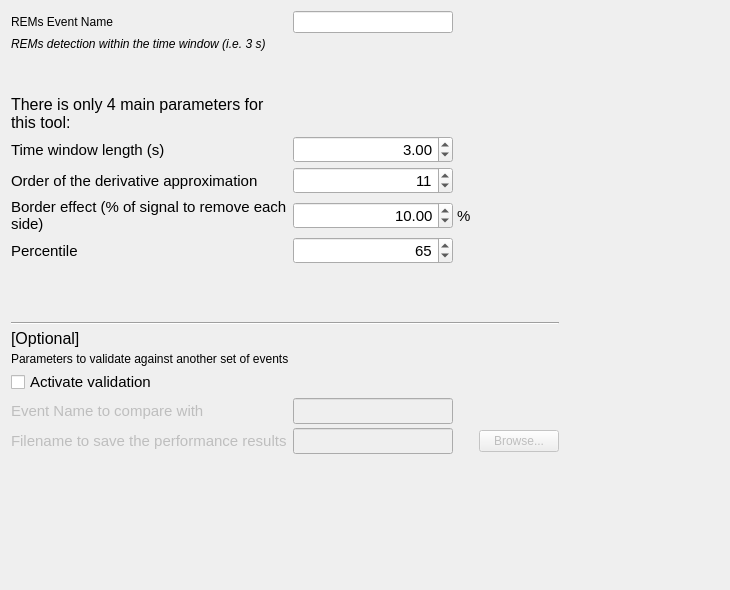
Qt form tools/RapidEyeMovementTools/REMsDetectorYASA/DetectorStep/Ui_DetectorStep.ui (mhazad99/Rapid-Eye-Movement) before a commit.
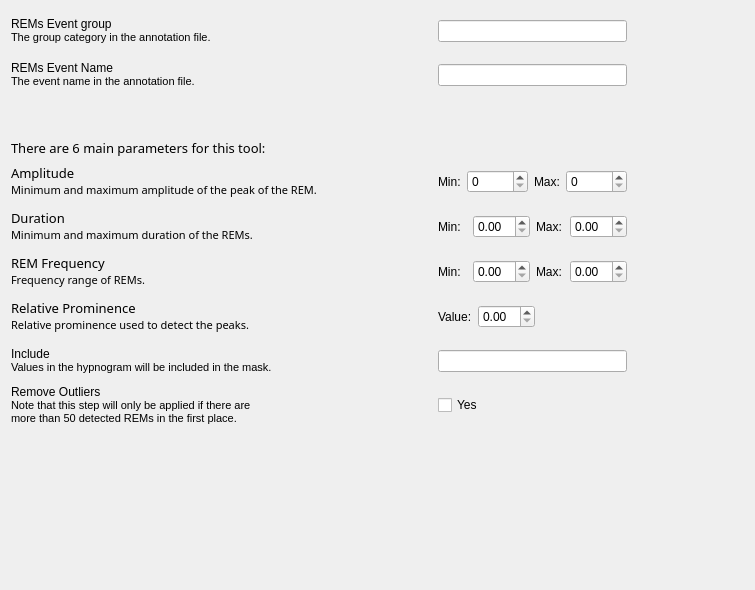
The same form after that commit.

Commit message: The UI of the REMsDetectorYASA tool is ready

What changed in the file:
```diff
--- a/tools/RapidEyeMovementTools/REMsDetectorYASA/DetectorStep/Ui_DetectorStep.ui
+++ b/tools/RapidEyeMovementTools/REMsDetectorYASA/DetectorStep/Ui_DetectorStep.ui
@@ -5,284 +5,23 @@
    <rect>
     <x>0</x>
     <y>0</y>
-    <width>730</width>
+    <width>755</width>
     <height>590</height>
    </rect>
   </property>
   <property name="windowTitle">
    <string />
   </property>
-  <layout class="QVBoxLayout" name="verticalLayout">
-   <property name="spacing">
-    <number>25</number>
-   </property>
-   <item>
+  <property name="styleSheet">
+   <string>font: 10pt &quot;Roboto-Regular&quot;;</string>
+  </property>
+  <layout class="QGridLayout" name="gridLayout_2">
+   <item row="0" column="0">
     <layout class="QGridLayout" name="gridLayout">
      <property name="spacing">
       <number>4</number>
      </property>
-     <item row="4" column="0">
-      <widget class="QLabel" name="label">
-       <property name="maximumSize">
-        <size>
-         <width>16777215</width>
-         <height>16777215</height>
-        </size>
-       </property>
-       <property name="font">
-        <font>
-         <pointsize>12</pointsize>
-        </font>
-       </property>
-       <property name="text">
-        <string>There is only 4 main parameters for this tool:</string>
-       </property>
-       <property name="wordWrap">
-        <bool>true</bool>
-       </property>
-      </widget>
-     </item>
-     <item row="17" column="0">
-      <widget class="QCheckBox" name="validation_checkBox">
-       <property name="maximumSize">
-        <size>
-         <width>16777215</width>
-         <height>16777215</height>
-        </size>
-       </property>
-       <property name="font">
-        <font>
-         <pointsize>11</pointsize>
-        </font>
-       </property>
-       <property name="text">
-        <string>Activate validation</string>
-       </property>
-      </widget>
-     </item>
-     <item row="19" column="0">
-      <widget class="QLabel" name="filename_label">
-       <property name="enabled">
-        <bool>false</bool>
-       </property>
-       <property name="maximumSize">
-        <size>
-         <width>16777215</width>
-         <height>16777215</height>
-        </size>
-       </property>
-       <property name="font">
-        <font>
-         <pointsize>11</pointsize>
-        </font>
-       </property>
-       <property name="text">
-        <string>Filename to save the performance results</string>
-       </property>
-      </widget>
-     </item>
-     <item row="19" column="4">
-      <widget class="QPushButton" name="filename_pushButton">
-       <property name="enabled">
-        <bool>false</bool>
-       </property>
-       <property name="maximumSize">
-        <size>
-         <width>95</width>
-         <height>16777215</height>
-        </size>
-       </property>
-       <property name="text">
-        <string>Browse...</string>
-       </property>
-      </widget>
-     </item>
-     <item row="18" column="1">
-      <widget class="QLineEdit" name="event_name_lineEdit">
-       <property name="enabled">
-        <bool>false</bool>
-       </property>
-       <property name="maximumSize">
-        <size>
-         <width>300</width>
-         <height>16777215</height>
-        </size>
-       </property>
-       <property name="font">
-        <font>
-         <pointsize>11</pointsize>
-        </font>
-       </property>
-       <property name="alignment">
-        <set>Qt::AlignRight|Qt::AlignTrailing|Qt::AlignVCenter</set>
-       </property>
-      </widget>
-     </item>
-     <item row="8" column="1">
-      <widget class="QSpinBox" name="percentile_spinBox">
-       <property name="maximumSize">
-        <size>
-         <width>300</width>
-         <height>16777215</height>
-        </size>
-       </property>
-       <property name="font">
-        <font>
-         <pointsize>11</pointsize>
-        </font>
-       </property>
-       <property name="alignment">
-        <set>Qt::AlignRight|Qt::AlignTrailing|Qt::AlignVCenter</set>
-       </property>
-       <property name="maximum">
-        <number>100</number>
-       </property>
-       <property name="value">
-        <number>65</number>
-       </property>
-      </widget>
-     </item>
-     <item row="1" column="0">
-      <widget class="QLabel" name="label_9">
-       <property name="maximumSize">
-        <size>
-         <width>16777215</width>
-         <height>16777215</height>
-        </size>
-       </property>
-       <property name="text">
-        <string>REMs Event Name</string>
-       </property>
-      </widget>
-     </item>
-     <item row="8" column="0">
-      <widget class="QLabel" name="label_4">
-       <property name="maximumSize">
-        <size>
-         <width>16777215</width>
-         <height>16777215</height>
-        </size>
-       </property>
-       <property name="font">
-        <font>
-         <pointsize>11</pointsize>
-        </font>
-       </property>
-       <property name="text">
-        <string>Percentile</string>
-       </property>
-      </widget>
-     </item>
-     <item row="11" column="0">
-      <widget class="QLabel" name="label_7">
-       <property name="maximumSize">
-        <size>
-         <width>16777215</width>
-         <height>16777215</height>
-        </size>
-       </property>
-       <property name="font">
-        <font>
-         <pointsize>12</pointsize>
-        </font>
-       </property>
-       <property name="text">
-        <string>[Optional]</string>
-       </property>
-       <property name="wordWrap">
-        <bool>true</bool>
-       </property>
-      </widget>
-     </item>
      <item row="6" column="0">
-      <widget class="QLabel" name="label_2">
-       <property name="maximumSize">
-        <size>
-         <width>16777215</width>
-         <height>16777215</height>
-        </size>
-       </property>
-       <property name="font">
-        <font>
-         <pointsize>11</pointsize>
-        </font>
-       </property>
-       <property name="text">
-        <string>Order of the derivative approximation</string>
-       </property>
-      </widget>
-     </item>
-     <item row="5" column="1">
-      <widget class="QDoubleSpinBox" name="window_sec_doubleSpinBox">
-       <property name="maximumSize">
-        <size>
-         <width>300</width>
-         <height>16777215</height>
-        </size>
-       </property>
-       <property name="font">
-        <font>
-         <pointsize>11</pointsize>
-        </font>
-       </property>
-       <property name="toolTip">
-        <string>&lt;html&gt;&lt;head/&gt;&lt;body&gt;&lt;p&gt;Must be a divider of the sleep stage's window lenght (30 sec in most case)&lt;/p&gt;&lt;/body&gt;&lt;/html&gt;</string>
-       </property>
-       <property name="alignment">
-        <set>Qt::AlignRight|Qt::AlignTrailing|Qt::AlignVCenter</set>
-       </property>
-       <property name="value">
-        <double>3.000000000000000</double>
-       </property>
-      </widget>
-     </item>
-     <item row="7" column="2">
-      <widget class="QLabel" name="label_5">
-       <property name="font">
-        <font>
-         <pointsize>11</pointsize>
-        </font>
-       </property>
-       <property name="text">
-        <string>%</string>
-       </property>
-      </widget>
-     </item>
-     <item row="19" column="1">
-      <widget class="QLineEdit" name="filename_lineEdit">
-       <property name="enabled">
-        <bool>false</bool>
-       </property>
-       <property name="maximumSize">
-        <size>
-         <width>300</width>
-         <height>16777215</height>
-        </size>
-       </property>
-       <property name="font">
-        <font>
-         <pointsize>11</pointsize>
-        </font>
-       </property>
-       <property name="alignment">
-        <set>Qt::AlignRight|Qt::AlignTrailing|Qt::AlignVCenter</set>
-       </property>
-      </widget>
-     </item>
-     <item row="20" column="0">
-      <spacer name="verticalSpacer">
-       <property name="orientation">
-        <enum>Qt::Vertical</enum>
-       </property>
-       <property name="sizeHint" stdset="0">
-        <size>
-         <width>20</width>
-         <height>40</height>
-        </size>
-       </property>
-      </spacer>
-     </item>
-     <item row="7" column="0">
       <widget class="QLabel" name="label_3">
        <property name="maximumSize">
         <size>
@@ -292,107 +31,69 @@
        </property>
        <property name="font">
         <font>
-         <pointsize>11</pointsize>
+         <family>Roboto-Regular</family>
+         <pointsize>10</pointsize>
+         <weight>50</weight>
+         <italic>false</italic>
+         <bold>false</bold>
         </font>
        </property>
+       <property name="lineWidth">
+        <number>0</number>
+       </property>
        <property name="text">
-        <string>Border effect (% of signal to remove each side)</string>
+        <string>&lt;html&gt;&lt;head/&gt;&lt;body&gt;&lt;p&gt;REM Frequency&lt;br/&gt;&lt;span style=&quot; font-size:8pt;&quot;&gt;Frequency range of REMs.&lt;/span&gt;&lt;/p&gt;&lt;/body&gt;&lt;/html&gt;</string>
        </property>
        <property name="wordWrap">
         <bool>true</bool>
        </property>
       </widget>
      </item>
-     <item row="5" column="0">
-      <widget class="QLabel" name="label_8">
-       <property name="font">
-        <font>
-         <pointsize>11</pointsize>
-        </font>
+     <item row="5" column="2">
+      <widget class="QFrame" name="frame_2">
+       <property name="frameShape">
+        <enum>QFrame::NoFrame</enum>
        </property>
-       <property name="text">
-        <string>Time window length (s)</string>
+       <property name="frameShadow">
+        <enum>QFrame::Raised</enum>
        </property>
-      </widget>
-     </item>
-     <item row="6" column="1">
-      <widget class="QSpinBox" name="order_spinBox">
-       <property name="maximumSize">
-        <size>
-         <width>300</width>
-         <height>16777215</height>
-        </size>
+       <property name="lineWidth">
+        <number>0</number>
        </property>
-       <property name="font">
-        <font>
-         <pointsize>11</pointsize>
-        </font>
-       </property>
-       <property name="alignment">
-        <set>Qt::AlignRight|Qt::AlignTrailing|Qt::AlignVCenter</set>
-       </property>
-       <property name="maximum">
-        <number>1000</number>
-       </property>
-       <property name="value">
-        <number>11</number>
-       </property>
-      </widget>
-     </item>
-     <item row="10" column="0" colspan="5">
-      <widget class="Line" name="line">
-       <property name="orientation">
-        <enum>Qt::Horizontal</enum>
-       </property>
-      </widget>
-     </item>
-     <item row="18" column="0">
-      <widget class="QLabel" name="event_name_label">
-       <property name="enabled">
-        <bool>false</bool>
-       </property>
-       <property name="maximumSize">
-        <size>
-         <width>200</width>
-         <height>16777215</height>
-        </size>
-       </property>
-       <property name="font">
-        <font>
-         <pointsize>11</pointsize>
-        </font>
-       </property>
-       <property name="text">
-        <string>Event Name to compare with</string>
-       </property>
+       <layout class="QHBoxLayout" name="horizontalLayout_2">
+        <item>
+         <widget class="QLabel" name="label_11">
+          <property name="text">
+           <string>Min:</string>
+          </property>
+         </widget>
+        </item>
+        <item>
+         <widget class="QDoubleSpinBox" name="doubleSpinBox_6">
+          <property name="singleStep">
+           <double>0.010000000000000</double>
+          </property>
+         </widget>
+        </item>
+        <item>
+         <widget class="QLabel" name="label_12">
+          <property name="text">
+           <string>Max:</string>
+          </property>
+         </widget>
+        </item>
+        <item>
+         <widget class="QDoubleSpinBox" name="doubleSpinBox_5">
+          <property name="singleStep">
+           <double>0.010000000000000</double>
+          </property>
+         </widget>
+        </item>
+       </layout>
       </widget>
      </item>
      <item row="7" column="1">
-      <widget class="QDoubleSpinBox" name="border_effect_doubleSpinBox">
-       <property name="maximumSize">
-        <size>
-         <width>300</width>
-         <height>16777215</height>
-        </size>
-       </property>
-       <property name="font">
-        <font>
-         <pointsize>11</pointsize>
-        </font>
-       </property>
-       <property name="alignment">
-        <set>Qt::AlignRight|Qt::AlignTrailing|Qt::AlignVCenter</set>
-       </property>
-       <property name="maximum">
-        <double>50.000000000000000</double>
-       </property>
-       <property name="value">
-        <double>10.000000000000000</double>
-       </property>
-      </widget>
-     </item>
-     <item row="19" column="5">
-      <spacer name="horizontalSpacer_3">
+      <spacer name="horizontalSpacer_7">
        <property name="orientation">
         <enum>Qt::Horizontal</enum>
        </property>
@@ -404,36 +105,104 @@
        </property>
       </spacer>
      </item>
-     <item row="16" column="0">
-      <widget class="QLabel" name="label_11">
+     <item row="1" column="2">
+      <widget class="QFrame" name="frame_6">
+       <property name="frameShape">
+        <enum>QFrame::NoFrame</enum>
+       </property>
+       <property name="frameShadow">
+        <enum>QFrame::Raised</enum>
+       </property>
+       <property name="lineWidth">
+        <number>0</number>
+       </property>
+       <layout class="QHBoxLayout" name="horizontalLayout_6">
+        <item>
+         <widget class="QLineEdit" name="lineEdit_2"/>
+        </item>
+       </layout>
+      </widget>
+     </item>
+     <item row="0" column="0" colspan="2">
+      <widget class="QLabel" name="label_15">
+       <property name="lineWidth">
+        <number>-3</number>
+       </property>
        <property name="text">
-        <string>Parameters to validate against another set of events</string>
+        <string>&lt;html&gt;&lt;head/&gt;&lt;body&gt;&lt;p&gt;REMs Event group&lt;br/&gt;&lt;span style=&quot; font-size:8pt;&quot;&gt;The group category in the annotation file.&lt;/span&gt;&lt;/p&gt;&lt;/body&gt;&lt;/html&gt;</string>
        </property>
       </widget>
      </item>
-     <item row="1" column="1">
-      <widget class="QLineEdit" name="events_name_lineEdit">
+     <item row="14" column="0">
+      <spacer name="verticalSpacer">
+       <property name="orientation">
+        <enum>Qt::Vertical</enum>
+       </property>
+       <property name="sizeHint" stdset="0">
+        <size>
+         <width>20</width>
+         <height>40</height>
+        </size>
+       </property>
+      </spacer>
+     </item>
+     <item row="8" column="2">
+      <widget class="QFrame" name="frame_8">
+       <property name="frameShape">
+        <enum>QFrame::NoFrame</enum>
+       </property>
+       <property name="frameShadow">
+        <enum>QFrame::Raised</enum>
+       </property>
+       <property name="lineWidth">
+        <number>0</number>
+       </property>
+       <layout class="QHBoxLayout" name="horizontalLayout_8">
+        <item>
+         <widget class="QLineEdit" name="lineEdit_3"/>
+        </item>
+       </layout>
+      </widget>
+     </item>
+     <item row="1" column="0" colspan="2">
+      <widget class="QLabel" name="label_9">
        <property name="maximumSize">
         <size>
-         <width>300</width>
+         <width>16777215</width>
          <height>16777215</height>
         </size>
        </property>
-      </widget>
-     </item>
-     <item row="2" column="0">
-      <widget class="QLabel" name="label_10">
-       <property name="font">
-        <font>
-         <italic>true</italic>
-        </font>
+       <property name="lineWidth">
+        <number>0</number>
        </property>
        <property name="text">
-        <string>REMs detection within the time window (i.e. 3 s)</string>
+        <string>&lt;html&gt;&lt;head/&gt;&lt;body&gt;&lt;p&gt;REMs Event Name&lt;br/&gt;&lt;span style=&quot; font-size:8pt;&quot;&gt;The event name in the annotation file.&lt;/span&gt;&lt;/p&gt;&lt;/body&gt;&lt;/html&gt;</string>
        </property>
       </widget>
      </item>
-     <item row="3" column="0">
+     <item row="9" column="2">
+      <widget class="QFrame" name="frame_5">
+       <property name="frameShape">
+        <enum>QFrame::NoFrame</enum>
+       </property>
+       <property name="frameShadow">
+        <enum>QFrame::Raised</enum>
+       </property>
+       <property name="lineWidth">
+        <number>0</number>
+       </property>
+       <layout class="QHBoxLayout" name="horizontalLayout_5">
+        <item>
+         <widget class="QCheckBox" name="checkBox">
+          <property name="text">
+           <string>Yes</string>
+          </property>
+         </widget>
+        </item>
+       </layout>
+      </widget>
+     </item>
+     <item row="2" column="0" colspan="2">
       <spacer name="verticalSpacer_2">
        <property name="orientation">
         <enum>Qt::Vertical</enum>
@@ -449,23 +218,319 @@
        </property>
       </spacer>
      </item>
-     <item row="9" column="0">
-      <widget class="QLabel" name="label_6">
-       <property name="minimumSize">
+     <item row="9" column="0" colspan="2">
+      <widget class="QLabel" name="label_7">
+       <property name="lineWidth">
+        <number>0</number>
+       </property>
+       <property name="text">
+        <string>&lt;html&gt;&lt;head/&gt;&lt;body&gt;&lt;p&gt;Remove Outliers&lt;br/&gt;&lt;span style=&quot; font-size:8pt;&quot;&gt;Note that this step will only be applied if there are &lt;br/&gt;more than 50 detected REMs in the first place.&lt;/span&gt;&lt;/p&gt;&lt;/body&gt;&lt;/html&gt;</string>
+       </property>
+      </widget>
+     </item>
+     <item row="7" column="2" colspan="2">
+      <widget class="QFrame" name="frame_4">
+       <property name="frameShape">
+        <enum>QFrame::NoFrame</enum>
+       </property>
+       <property name="frameShadow">
+        <enum>QFrame::Raised</enum>
+       </property>
+       <property name="lineWidth">
+        <number>0</number>
+       </property>
+       <layout class="QHBoxLayout" name="horizontalLayout_4">
+        <item>
+         <widget class="QLabel" name="label_5">
+          <property name="text">
+           <string>Value:</string>
+          </property>
+         </widget>
+        </item>
+        <item>
+         <widget class="QDoubleSpinBox" name="doubleSpinBox_2">
+          <property name="singleStep">
+           <double>0.010000000000000</double>
+          </property>
+         </widget>
+        </item>
+        <item>
+         <spacer name="horizontalSpacer_5">
+          <property name="orientation">
+           <enum>Qt::Horizontal</enum>
+          </property>
+          <property name="sizeHint" stdset="0">
+           <size>
+            <width>40</width>
+            <height>20</height>
+           </size>
+          </property>
+         </spacer>
+        </item>
+       </layout>
+      </widget>
+     </item>
+     <item row="7" column="0">
+      <widget class="QLabel" name="label_4">
+       <property name="maximumSize">
         <size>
-         <width>0</width>
-         <height>50</height>
+         <width>16777215</width>
+         <height>16777215</height>
         </size>
        </property>
+       <property name="font">
+        <font>
+         <family>Roboto-Regular</family>
+         <pointsize>10</pointsize>
+         <weight>50</weight>
+         <italic>false</italic>
+         <bold>false</bold>
+        </font>
+       </property>
+       <property name="lineWidth">
+        <number>0</number>
+       </property>
+       <property name="text">
+        <string>&lt;html&gt;&lt;head/&gt;&lt;body&gt;&lt;p&gt;Relative Prominence&lt;br/&gt;&lt;span style=&quot; font-size:8pt;&quot;&gt;Relative prominence used to detect the peaks.&lt;/span&gt;&lt;/p&gt;&lt;/body&gt;&lt;/html&gt;</string>
+       </property>
+      </widget>
+     </item>
+     <item row="4" column="1">
+      <spacer name="horizontalSpacer">
+       <property name="orientation">
+        <enum>Qt::Horizontal</enum>
+       </property>
+       <property name="sizeHint" stdset="0">
+        <size>
+         <width>40</width>
+         <height>20</height>
+        </size>
+       </property>
+      </spacer>
+     </item>
+     <item row="6" column="3">
+      <spacer name="horizontalSpacer_4">
+       <property name="orientation">
+        <enum>Qt::Horizontal</enum>
+       </property>
+       <property name="sizeHint" stdset="0">
+        <size>
+         <width>40</width>
+         <height>20</height>
+        </size>
+       </property>
+      </spacer>
+     </item>
+     <item row="5" column="1">
+      <spacer name="horizontalSpacer_2">
+       <property name="orientation">
+        <enum>Qt::Horizontal</enum>
+       </property>
+       <property name="sizeHint" stdset="0">
+        <size>
+         <width>40</width>
+         <height>20</height>
+        </size>
+       </property>
+      </spacer>
+     </item>
+     <item row="3" column="0" colspan="2">
+      <widget class="QLabel" name="label">
        <property name="maximumSize">
         <size>
-         <width>200</width>
+         <width>16777215</width>
          <height>16777215</height>
         </size>
        </property>
+       <property name="font">
+        <font>
+         <family>Roboto-Regular</family>
+         <pointsize>10</pointsize>
+         <weight>50</weight>
+         <italic>false</italic>
+         <bold>false</bold>
+        </font>
+       </property>
+       <property name="lineWidth">
+        <number>0</number>
+       </property>
        <property name="text">
-        <string />
+        <string>There are 6 main parameters for this tool:</string>
        </property>
+       <property name="wordWrap">
+        <bool>true</bool>
+       </property>
+      </widget>
+     </item>
+     <item row="6" column="1">
+      <spacer name="horizontalSpacer_3">
+       <property name="orientation">
+        <enum>Qt::Horizontal</enum>
+       </property>
+       <property name="sizeHint" stdset="0">
+        <size>
+         <width>40</width>
+         <height>20</height>
+        </size>
+       </property>
+      </spacer>
+     </item>
+     <item row="8" column="0" colspan="2">
+      <widget class="QLabel" name="label_16">
+       <property name="lineWidth">
+        <number>0</number>
+       </property>
+       <property name="text">
+        <string>&lt;html&gt;&lt;head/&gt;&lt;body&gt;&lt;p&gt;Include&lt;br/&gt;&lt;span style=&quot; font-size:8pt;&quot;&gt;Values in the hypnogram will be included in the mask.&lt;/span&gt;&lt;/p&gt;&lt;/body&gt;&lt;/html&gt;</string>
+       </property>
+      </widget>
+     </item>
+     <item row="6" column="2">
+      <widget class="QFrame" name="frame_3">
+       <property name="frameShape">
+        <enum>QFrame::NoFrame</enum>
+       </property>
+       <property name="frameShadow">
+        <enum>QFrame::Raised</enum>
+       </property>
+       <property name="lineWidth">
+        <number>0</number>
+       </property>
+       <layout class="QHBoxLayout" name="horizontalLayout_3">
+        <item>
+         <widget class="QLabel" name="label_13">
+          <property name="text">
+           <string>Min:</string>
+          </property>
+         </widget>
+        </item>
+        <item>
+         <widget class="QDoubleSpinBox" name="doubleSpinBox">
+          <property name="singleStep">
+           <double>0.010000000000000</double>
+          </property>
+         </widget>
+        </item>
+        <item>
+         <widget class="QLabel" name="label_14">
+          <property name="text">
+           <string>Max:</string>
+          </property>
+         </widget>
+        </item>
+        <item>
+         <widget class="QDoubleSpinBox" name="doubleSpinBox_3">
+          <property name="singleStep">
+           <double>0.010000000000000</double>
+          </property>
+         </widget>
+        </item>
+       </layout>
+      </widget>
+     </item>
+     <item row="5" column="0">
+      <widget class="QLabel" name="label_2">
+       <property name="maximumSize">
+        <size>
+         <width>16777215</width>
+         <height>16777215</height>
+        </size>
+       </property>
+       <property name="font">
+        <font>
+         <family>Roboto-Regular</family>
+         <pointsize>10</pointsize>
+         <weight>50</weight>
+         <italic>false</italic>
+         <bold>false</bold>
+        </font>
+       </property>
+       <property name="lineWidth">
+        <number>0</number>
+       </property>
+       <property name="text">
+        <string>&lt;html&gt;&lt;head/&gt;&lt;body&gt;&lt;p&gt;Duration&lt;br/&gt;&lt;span style=&quot; font-size:8pt;&quot;&gt;Minimum and maximum duration of the REMs.&lt;/span&gt;&lt;/p&gt;&lt;/body&gt;&lt;/html&gt;</string>
+       </property>
+      </widget>
+     </item>
+     <item row="0" column="2">
+      <widget class="QFrame" name="frame_7">
+       <property name="frameShape">
+        <enum>QFrame::NoFrame</enum>
+       </property>
+       <property name="frameShadow">
+        <enum>QFrame::Raised</enum>
+       </property>
+       <property name="lineWidth">
+        <number>0</number>
+       </property>
+       <layout class="QHBoxLayout" name="horizontalLayout_7">
+        <item>
+         <widget class="QLineEdit" name="lineEdit"/>
+        </item>
+       </layout>
+      </widget>
+     </item>
+     <item row="4" column="0">
+      <widget class="QLabel" name="label_8">
+       <property name="font">
+        <font>
+         <family>Roboto-Regular</family>
+         <pointsize>10</pointsize>
+         <weight>50</weight>
+         <italic>false</italic>
+         <bold>false</bold>
+        </font>
+       </property>
+       <property name="lineWidth">
+        <number>0</number>
+       </property>
+       <property name="text">
+        <string>&lt;html&gt;&lt;head/&gt;&lt;body&gt;&lt;p&gt;Amplitude&lt;br/&gt;&lt;span style=&quot; font-size:8pt;&quot;&gt;Minimum and maximum amplitude of the peak of the REM.&lt;/span&gt;&lt;/p&gt;&lt;/body&gt;&lt;/html&gt;</string>
+       </property>
+      </widget>
+     </item>
+     <item row="4" column="2">
+      <widget class="QFrame" name="frame">
+       <property name="frameShape">
+        <enum>QFrame::NoFrame</enum>
+       </property>
+       <property name="frameShadow">
+        <enum>QFrame::Raised</enum>
+       </property>
+       <property name="lineWidth">
+        <number>0</number>
+       </property>
+       <layout class="QHBoxLayout" name="horizontalLayout">
+        <item>
+         <widget class="QLabel" name="label_18">
+          <property name="text">
+           <string>Min:</string>
+          </property>
+         </widget>
+        </item>
+        <item>
+         <widget class="QSpinBox" name="spinBox_2">
+          <property name="maximum">
+           <number>10000</number>
+          </property>
+         </widget>
+        </item>
+        <item>
+         <widget class="QLabel" name="label_17">
+          <property name="text">
+           <string>Max:</string>
+          </property>
+         </widget>
+        </item>
+        <item>
+         <widget class="QSpinBox" name="spinBox">
+          <property name="maximum">
+           <number>10000</number>
+          </property>
+         </widget>
+        </item>
+       </layout>
       </widget>
      </item>
     </layout>
```
Left out of the diff: 42 changed lines with no effect on the pictures. The commit also changes 16 other files.
